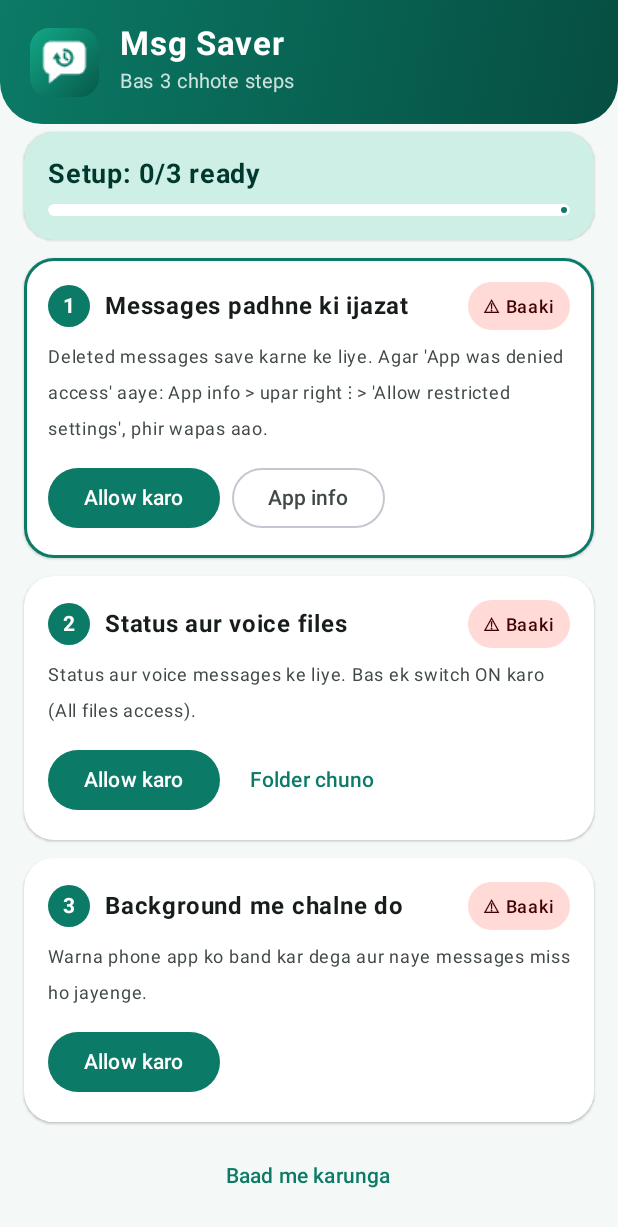
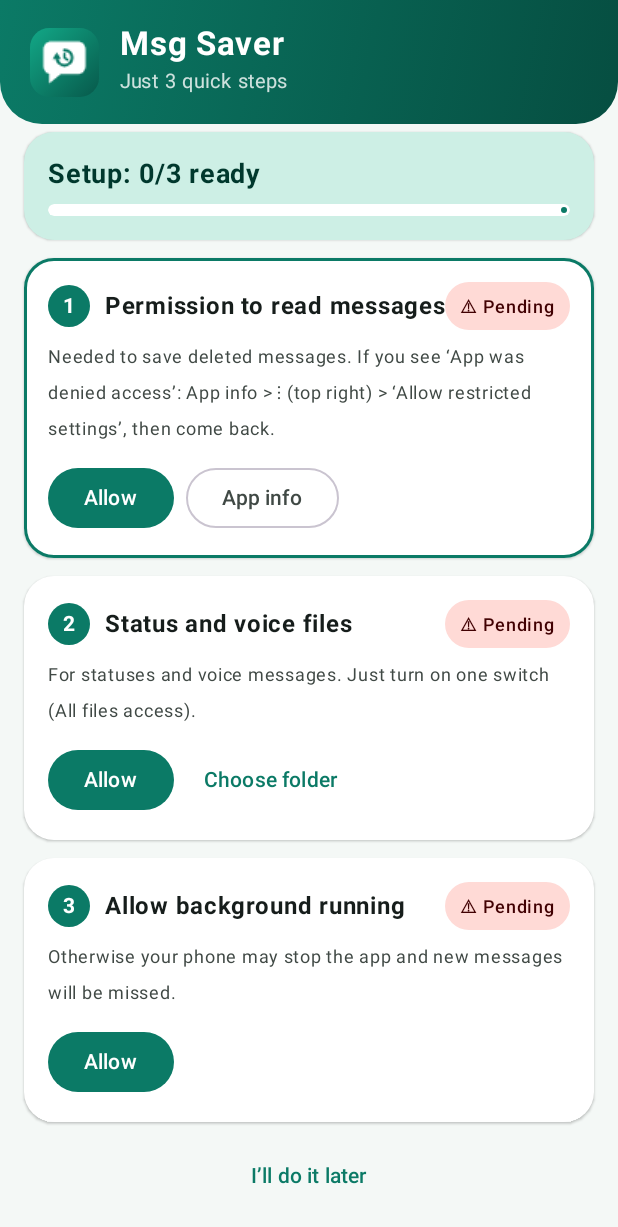
Before and after one commit to coding-world197/MsgSaver-apk, an Android app built with Jetpack Compose: the screen it shows after launch (MainActivity), scrolled down 106 dp, on a phone screen of 412 x 824 dp. Shown: the top 1227 px of the screen. Run offline under Robolectric (Android 15) with nearby library versions, the phone set to English and light mode, and no system bars; our stand-ins replace Room's generated code; libraries missing offline, so code that uses them is left out: coil.decode; pictures from the network do not load; 1 statement that could not run was skipped.

Commit message:
Add files via upload

```diff
--- a/app/build.gradle.kts
+++ b/app/build.gradle.kts
@@ -17,8 +17,8 @@ android {
         minSdk = 29
         targetSdk = 34
         // IMPORTANT: increase versionCode by 1 for every update you release
-        versionCode = 3
-        versionName = "1.2"
+        versionCode = 4
+        versionName = "1.3"
     }
     signingConfigs {
         if (ksFile != null) {
--- a/app/src/main/java/com/example/msgsaver/Components.kt
+++ b/app/src/main/java/com/example/msgsaver/Components.kt
@@ -121,7 +121,7 @@ fun Pill(text: String, onClick: () -> Unit) {
 fun StatusChip(ok: Boolean) {
     val cs = MaterialTheme.colorScheme
     Text(
-        if (ok) "✅ Ready" else "⚠ Baaki",
+        if (ok) "✅ Ready" else "⚠ Pending",
         fontSize = 12.sp, fontWeight = FontWeight.SemiBold,
         color = if (ok) cs.onPrimaryContainer else cs.onErrorContainer,
         modifier = Modifier.clip(RoundedCornerShape(50))
--- a/app/src/main/java/com/example/msgsaver/MainActivity.kt
+++ b/app/src/main/java/com/example/msgsaver/MainActivity.kt
@@ -105,12 +105,12 @@ fun Root() {
     update?.let { u ->
         AlertDialog(
             onDismissRequest = { update = null },
-            title = { Text("Naya update available ✨") },
+            title = { Text("New update available ✨") },
             text = {
                 Text(
-                    "Version ${u.name} aa gaya hai." +
+                    "Version ${u.name} is available." +
                         (if (u.notes.isNotBlank()) "\n\n" + u.notes.take(300) else "") +
-                        "\n\nDownload ke baad file par tap karke install karo. Aapka data safe rahega."
+                        "\n\nAfter downloading, tap the file to install it. Your data will stay safe."
                 )
             },
             confirmButton = {
@@ -119,7 +119,7 @@ fun Root() {
                     update = null
                 }) { Text("Download") }
             },
-            dismissButton = { TextButton(onClick = { update = null }) { Text("Baad me") } }
+            dismissButton = { TextButton(onClick = { update = null }) { Text("Later") } }
         )
     }
 }
@@ -130,9 +130,9 @@ fun MainScaffold(messages: List<SavedMessage>, tab: Int, onTab: (Int) -> Unit) {
     val deleted = messages.count { it.isDeleted }
     val subtitle = when (tab) {
         0 -> "${messages.size} saved  •  $deleted deleted"
-        1 -> "Dekhe hue status safe rakho"
-        2 -> "Voice messages dobara suno"
-        else -> "Setup aur options"
+        1 -> "Keep the statuses you have viewed"
+        2 -> "Listen to voice messages again"
+        else -> "Setup and options"
     }
     Scaffold(
         containerColor = MaterialTheme.colorScheme.background,
@@ -164,19 +164,19 @@ fun SetupWizard(onSkip: () -> Unit) {
     Column(
         Modifier.fillMaxSize().background(MaterialTheme.colorScheme.background).navigationBarsPadding()
     ) {
-        AppHeader("Msg Saver", "Bas 3 chhote steps")
+        AppHeader("Msg Saver", "Just 3 quick steps")
         Column(
             Modifier.weight(1f).verticalScroll(rememberScrollState()).padding(16.dp),
             verticalArrangement = Arrangement.spacedBy(12.dp)
         ) {
-            Text("Shuru karne se pehle", fontSize = 18.sp, fontWeight = FontWeight.Bold)
+            Text("Before you start", fontSize = 18.sp, fontWeight = FontWeight.Bold)
             Text(
-                "Har step ka button dabao, wahan switch ON karo aur wapas aao. App khud agla step dikha degi.",
+                "Tap each step’s button, turn the switch on and come back. The app will show the next step by itself.",
                 fontSize = 14.sp, color = MaterialTheme.colorScheme.onSurfaceVariant
             )
             SetupSteps()
             TextButton(onClick = onSkip, modifier = Modifier.align(Alignment.CenterHorizontally)) {
-                Text("Baad me karunga")
+                Text("I’ll do it later")
             }
         }
     }
@@ -208,14 +208,14 @@ fun MessagesScreen(all: List<SavedMessage>) {
             item {
                 AppCard(container = MaterialTheme.colorScheme.errorContainer) {
                     Column(Modifier.padding(16.dp)) {
-                        Text("Notification access band hai", fontWeight = FontWeight.Bold,
+                        Text("Notification access is off", fontWeight = FontWeight.Bold,
                             color = MaterialTheme.colorScheme.onErrorContainer)
-                        Text("Messages save karne ke liye isse allow karna zaroori hai.",
+                        Text("You need to allow this to save messages.",
                             color = MaterialTheme.colorScheme.onErrorContainer, fontSize = 14.sp)
                         Spacer(Modifier.height(8.dp))
                         Button(onClick = {
                             ctx.startActivity(Intent(Settings.ACTION_NOTIFICATION_LISTENER_SETTINGS))
-                        }) { Text("Allow karo") }
+                        }) { Text("Allow") }
                     }
                 }
             }
@@ -223,7 +223,7 @@ fun MessagesScreen(all: List<SavedMessage>) {
         item {
             OutlinedTextField(
                 value = query, onValueChange = { query = it }, singleLine = true,
-                placeholder = { Text("Message ya naam search karo") },
+                placeholder = { Text("Search by message or name") },
                 leadingIcon = { Text("🔍") },
                 shape = RoundedCornerShape(16.dp), modifier = Modifier.fillMaxWidth()
             )
@@ -231,7 +231,7 @@ fun MessagesScreen(all: List<SavedMessage>) {
         item {
             Row(horizontalArrangement = Arrangement.spacedBy(8.dp)) {
                 FilterChip(selected = !onlyDeleted, onClick = { onlyDeleted = false },
-                    label = { Text("Sab (${all.size})") })
+                    label = { Text("All (${all.size})") })
                 FilterChip(selected = onlyDeleted, onClick = { onlyDeleted = true },
                     label = { Text("🗑 Deleted ($delCount)") })
             }
@@ -240,8 +240,8 @@ fun MessagesScreen(all: List<SavedMessage>) {
             item {
                 EmptyState(
                     if (onlyDeleted) "🗑" else "💬",
-                    if (onlyDeleted) "Abhi koi deleted message nahi" else "Abhi koi message nahi",
-                    "Jab koi WhatsApp message bhejega, wo yahan save ho jayega. Delete hone par bhi yahan dikhega."
+                    if (onlyDeleted) "No deleted messages yet" else "No messages yet",
+                    "When someone sends you a WhatsApp message, it is saved here. It stays here even if it gets deleted."
                 )
             }
         }
@@ -274,7 +274,7 @@ fun MessageBubble(m: SavedMessage) {
                 Text(m.text, color = if (m.isDeleted) cs.onErrorContainer else cs.onSurface)
                 if (m.isDeleted) {
                     Spacer(Modifier.height(6.dp))
-                    Text("🗑 Sender ne ye message delete kiya", fontSize = 12.sp,
+                    Text("🗑 The sender deleted this message", fontSize = 12.sp,
                         fontWeight = FontWeight.SemiBold, color = cs.error)
                 }
             }
@@ -308,7 +308,7 @@ fun StatusScreen() {
                 if (!ready) {
                     AppCard(container = MaterialTheme.colorScheme.errorContainer) {
                         Text(
-                            "Pehle Settings me WhatsApp folder ka access do.",
+                            "First give access to the WhatsApp folder in Settings.",
                             Modifier.padding(14.dp), color = MaterialTheme.colorScheme.onErrorContainer
                         )
                     }
@@ -317,13 +317,13 @@ fun StatusScreen() {
                 Row(verticalAlignment = Alignment.CenterVertically) {
                     Column(Modifier.weight(1f)) {
                         Text("${files.size} status saved", fontWeight = FontWeight.Bold, fontSize = 16.sp)
-                        Text("Status pehle WhatsApp me dekho, phir yahan aayega.",
+                        Text("View a status in WhatsApp first, then it will appear here.",
                             fontSize = 12.sp, color = MaterialTheme.colorScheme.onSurfaceVariant)
                     }
                     FilledTonalButton(onClick = {
                         scope.launch {
                             val n = Scanner.run(ctx)
-                            Toast.makeText(ctx, "$n naye status save hue", Toast.LENGTH_SHORT).show()
+                            Toast.makeText(ctx, "$n new statuses saved", Toast.LENGTH_SHORT).show()
                         }
                     }) { Text("🔄 Refresh") }
                 }
@@ -331,8 +331,8 @@ fun StatusScreen() {
         }
         if (files.isEmpty()) {
             item(span = { GridItemSpan(maxLineSpan) }) {
-                EmptyState("🖼", "Abhi koi status nahi",
-                    "WhatsApp me kisi ka status kholkar dekho, phir Refresh dabao.")
+                EmptyState("🖼", "No statuses yet",
+                    "Open someone’s status in WhatsApp, then tap Refresh.")
             }
         }
         items(files, key = { it.id }) { StatusItem(it, loader) }
@@ -376,7 +376,7 @@ fun StatusItem(f: BackupFile, loader: ImageLoader) {
             Pill("⬇ Save") {
                 scope.launch {
                     val ok = withContext(Dispatchers.IO) { saveToGallery(ctx, f) }
-                    Toast.makeText(ctx, if (ok) "Gallery me save ho gaya" else "Save nahi hua", Toast.LENGTH_SHORT).show()
+                    Toast.makeText(ctx, if (ok) "Saved to gallery" else "Couldn’t save", Toast.LENGTH_SHORT).show()
                 }
             }
             Pill("🗑") {
@@ -406,15 +406,15 @@ fun VoiceScreen() {
             Column {
                 Text("${files.size} voice messages saved", fontWeight = FontWeight.Bold, fontSize = 16.sp)
                 Text(
-                    "Sirf wo jo monitoring on hone ke baad aaye. WhatsApp me auto-download on hona chahiye.",
+                    "Only voice messages received after monitoring started. Auto-download must be on in WhatsApp.",
                     fontSize = 12.sp, color = cs.onSurfaceVariant
                 )
             }
         }
         if (files.isEmpty()) {
             item {
-                EmptyState("🎤", "Abhi koi voice message nahi",
-                    "Naye voice messages aate hi yahan save ho jayenge.")
+                EmptyState("🎤", "No voice messages yet",
+                    "New voice messages are saved here as soon as they arrive.")
             }
         }
         items(files, key = { it.id }) { f ->
@@ -471,7 +471,7 @@ fun rememberFolderPicker(onDone: () -> Unit): (Boolean) -> Unit {
                 )
             Toast.makeText(
                 ctx,
-                if (looksRight) "Folder sahi hai ✅" else "Ye WhatsApp ka Media folder nahi lag raha. Dobara choose karo.",
+                if (looksRight) "Folder looks right ✅" else "This doesn’t look like WhatsApp’s Media folder. Please choose again.",
                 Toast.LENGTH_LONG
             ).show()
             onDone()
@@ -502,7 +502,7 @@ fun SetupSteps() {
         AppCard(container = cs.primaryContainer) {
             Column(Modifier.padding(16.dp)) {
                 Text(
-                    if (readyCount == 3) "Sab ready hai 🎉" else "Setup: $readyCount/3 ready",
+                    if (readyCount == 3) "All set 🎉" else "Setup: $readyCount/3 ready",
                     fontWeight = FontWeight.Bold, fontSize = 18.sp, color = cs.onPrimaryContainer
                 )
                 Spacer(Modifier.height(8.dp))
@@ -515,12 +515,12 @@ fun SetupSteps() {
         }
 
         SetupCard(
-            1, "Messages padhne ki ijazat", notifOk,
-            "Deleted messages save karne ke liye. Agar 'App was denied access' aaye: App info > upar right ⋮ > 'Allow restricted settings', phir wapas aao.",
+            1, "Permission to read messages", notifOk,
+            "Needed to save deleted messages. If you see ‘App was denied access’: App info > ⋮ (top right) > ‘Allow restricted settings’, then come back.",
             highlight = current == 0
         ) {
             Button(onClick = { ctx.startActivity(Intent(Settings.ACTION_NOTIFICATION_LISTENER_SETTINGS)) }) {
-                Text("Allow karo")
+                Text("Allow")
             }
             Spacer(Modifier.width(8.dp))
             OutlinedButton(onClick = {
@@ -532,21 +532,21 @@ fun SetupSteps() {
 
         val filesHelp = when {
             Build.VERSION.SDK_INT >= 30 && !allFiles ->
-                "Status aur voice messages ke liye. Bas ek switch ON karo (All files access)."
+                "For statuses and voice messages. Just turn on one switch (All files access)."
             Build.VERSION.SDK_INT >= 30 && !filesOk ->
-                "Access mil gaya, par WhatsApp ka folder nahi mila. 'Folder chuno' dabao aur 'Media' folder select karo."
-            Build.VERSION.SDK_INT >= 30 -> "Access mil gaya ✅ WhatsApp aur Business dono scan honge."
-            else -> "Folder chuno: khulne wali screen me neeche 'Use this folder' dabao. Folder ka naam 'Media' hona chahiye."
+                "Access granted, but WhatsApp’s folder wasn’t found. Tap ‘Choose folder’ and select the ‘Media’ folder."
+            Build.VERSION.SDK_INT >= 30 -> "Access granted ✅ Both WhatsApp and Business will be scanned."
+            else -> "Choose a folder: on the screen that opens, tap ‘Use this folder’ at the bottom. The folder must be named ‘Media’."
         }
-        SetupCard(2, "Status aur voice files", filesOk, filesHelp, highlight = current == 1) {
+        SetupCard(2, "Status and voice files", filesOk, filesHelp, highlight = current == 1) {
             if (Build.VERSION.SDK_INT >= 30) {
                 Button(onClick = {
                     ctx.startActivity(
                         Intent(Settings.ACTION_MANAGE_APP_ALL_FILES_ACCESS_PERMISSION, Uri.parse("package:${ctx.packageName}"))
                     )
-                }) { Text("Allow karo") }
+                }) { Text("Allow") }
                 Spacer(Modifier.width(8.dp))
-                TextButton(onClick = { picker(false) }) { Text("Folder chuno") }
+                TextButton(onClick = { picker(false) }) { Text("Choose folder") }
             } else {
                 Button(onClick = { picker(false) }) { Text("WhatsApp") }
                 Spacer(Modifier.width(8.dp))
@@ -555,15 +555,15 @@ fun SetupSteps() {
         }
 
         SetupCard(
-            3, "Background me chalne do", batteryOk,
-            "Warna phone app ko band kar dega aur naye messages miss ho jayenge.",
+            3, "Allow background running", batteryOk,
+            "Otherwise your phone may stop the app and new messages will be missed.",
             highlight = current == 2
         ) {
             Button(onClick = {
                 ctx.startActivity(
                     Intent(Settings.ACTION_REQUEST_IGNORE_BATTERY_OPTIMIZATIONS, Uri.parse("package:${ctx.packageName}"))
                 )
-            }) { Text("Allow karo") }
+            }) { Text("Allow") }
         }
     }
 }
@@ -583,9 +583,9 @@ fun SettingsScreen() {
 
         AppCard {
             Column(Modifier.padding(16.dp)) {
-                Text("Deleted message ka text", fontWeight = FontWeight.Bold)
+                Text("Deleted-message text", fontWeight = FontWeight.Bold)
                 Text(
-                    "Agar WhatsApp Hindi/Urdu ya kisi aur language me hai, to deleted message ka text yahan likho.",
+                    "If WhatsApp is set to another language, enter the text it shows for a deleted message here.",
                     fontSize = 12.sp, color = cs.onSurfaceVariant
                 )
                 Spacer(Modifier.height(8.dp))
@@ -607,16 +607,16 @@ fun SettingsScreen() {
                     scope.launch {
                         val u = Updater.latest()
                         val msg = when {
-                            u == null -> "Update check nahi ho saka (internet ya release nahi mila)"
-                            u.versionCode > currentVersionCode(ctx) -> "Naya version ${u.name} available hai"
-                            else -> "Aap latest version par ho ✅"
+                            u == null -> "Couldn’t check for updates (no internet or no release found)"
+                            u.versionCode > currentVersionCode(ctx) -> "New version ${u.name} is available"
+                            else -> "You’re on the latest version ✅"
                         }
                         Toast.makeText(ctx, msg, Toast.LENGTH_LONG).show()
                         if (u != null && u.versionCode > currentVersionCode(ctx)) {
                             ctx.startActivity(Intent(Intent.ACTION_VIEW, Uri.parse(u.url)).addFlags(Intent.FLAG_ACTIVITY_NEW_TASK))
                         }
                     }
-                }) { Text("🔄 Update check karo") }
+                }) { Text("🔄 Check for updates") }
             }
         }
 
@@ -627,25 +627,25 @@ fun SettingsScreen() {
                 FilledTonalButton(onClick = {
                     scope.launch {
                         val n = Scanner.run(ctx)
-                        Toast.makeText(ctx, "$n nayi files save hui", Toast.LENGTH_SHORT).show()
+                        Toast.makeText(ctx, "$n new files saved", Toast.LENGTH_SHORT).show()
                     }
-                }) { Text("Abhi scan karo") }
+                }) { Text("Scan now") }
                 Spacer(Modifier.height(8.dp))
                 OutlinedButton(onClick = {
                     scope.launch(Dispatchers.IO) { AppDb.get(ctx).dao().clearMessages() }
-                }) { Text("Saare messages delete karo") }
+                }) { Text("Delete all messages") }
                 Spacer(Modifier.height(8.dp))
                 OutlinedButton(onClick = {
                     scope.launch(Dispatchers.IO) {
                         File(ctx.filesDir, "backup").deleteRecursively()
                         AppDb.get(ctx).dao().clearFiles()
                     }
-                }) { Text("Saare status/voice delete karo") }
+                }) { Text("Delete all statuses and voice messages") }
             }
         }
 
         Text(
-            "Privacy: messages, status aur voice sirf aapke phone me rehte hain. Internet sirf naya version check karne ke liye use hota hai. Ye app WhatsApp se alag hai aur uska koi hissa nahi.",
+            "Privacy: your messages, statuses and voice messages stay on your phone. The internet is used only to check for a new version. This app is separate from WhatsApp and is not part of it.",
             fontSize = 12.sp, color = cs.onSurfaceVariant
         )
         Spacer(Modifier.height(8.dp))
--- a/app/src/main/java/com/example/msgsaver/Utils.kt
+++ b/app/src/main/java/com/example/msgsaver/Utils.kt
@@ -25,8 +25,8 @@ fun formatTime(ms: Long): String {
         a.get(Calendar.YEAR) == b.get(Calendar.YEAR) && a.get(Calendar.DAY_OF_YEAR) == b.get(Calendar.DAY_OF_YEAR)
     val time = SimpleDateFormat("hh:mm a", Locale.getDefault()).format(Date(ms))
     return when {
-        same(now, t) -> "Aaj, $time"
-        same(y, t) -> "Kal, $time"
+        same(now, t) -> "Today, $time"
+        same(y, t) -> "Yesterday, $time"
         else -> SimpleDateFormat("dd MMM, hh:mm a", Locale.getDefault()).format(Date(ms))
     }
 }
@@ -49,7 +49,7 @@ fun openFile(ctx: Context, path: String) {
             .addFlags(Intent.FLAG_GRANT_READ_URI_PERMISSION or Intent.FLAG_ACTIVITY_NEW_TASK)
         ctx.startActivity(i)
     } catch (e: ActivityNotFoundException) {
-        Toast.makeText(ctx, "Is file ko kholne wali app nahi mili", Toast.LENGTH_SHORT).show()
+        Toast.makeText(ctx, "No app found to open this file", Toast.LENGTH_SHORT).show()
     }
 }
 
```
Also changed, not shown: 1 other file.
